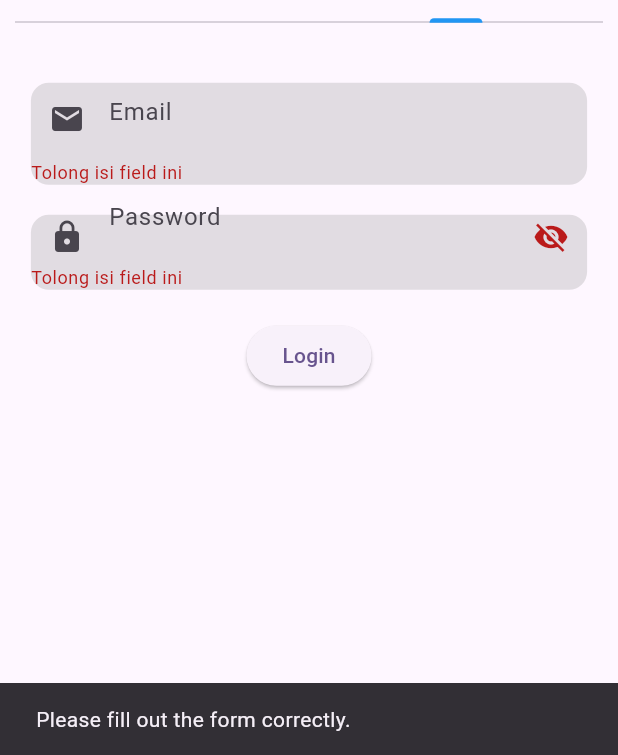
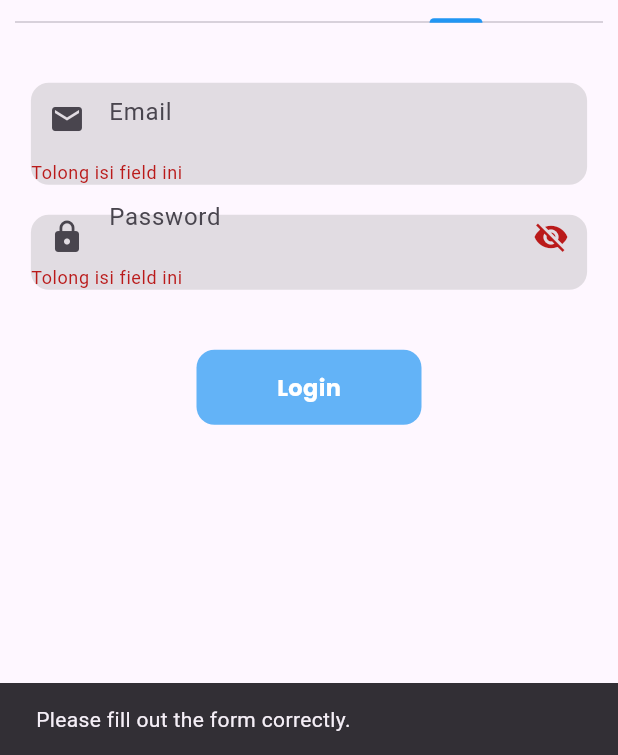
Before and after one commit to YogaAlfaRisqi/Login-Register, a Flutter app: the screen it shows after launch, tab 2 chosen, after a tap on "Login", on a phone screen of 412 x 824 dp, the part 481-1236 px from its top. Run offline on Flutter 3.47's test engine with Material 3 defaults, Android fonts, the phone set to English and light mode, and no system bars; our stand-ins replace firebase_auth, firebase_core, font_awesome_flutter, page_view_indicators; accounts and stored records are empty.

```diff
--- /dev/null
+++ b/login_register/lib/controller/auth_provider.dart
@@ -0,0 +1,213 @@
+import 'package:firebase_auth/firebase_auth.dart';
+import 'package:flutter/material.dart';
+
+enum StateLogin { initial, success, error }
+
+class AuthProvider with ChangeNotifier {
+  final formKeyLogin = GlobalKey<FormState>();
+  final formKeyRegister = GlobalKey<FormState>();
+  TextEditingController emailController = TextEditingController();
+  TextEditingController passwordController = TextEditingController();
+  TextEditingController phoneController = TextEditingController();
+
+  var loginState = StateLogin.initial;
+  var phone = '';
+  var uid = '';
+  var messageError = '';
+
+  // Validator method for email
+  String? validateEmail(String? value) {
+    if (value == null || value.isEmpty) {
+      return 'Tolong isi field ini';
+    }
+    // Check for valid email format
+    String pattern = r'^[a-zA-Z0-9._%+-]+@[a-zA-Z0-9.-]+\.[a-zA-Z]{2,}$';
+    RegExp regex = RegExp(pattern);
+    if (!regex.hasMatch(value)) {
+      return 'Masukkan email yang valid';
+    }
+    // Additional check for minimum length (optional)
+    if (value.length < 6) {
+      return 'Email harus memiliki panjang minimal 6 karakter';
+    }
+    return null;
+  }
+
+  // Validator method for email
+  String? validatePassword(String? value) {
+    if (value == null || value.isEmpty) {
+      return 'Tolong isi field ini';
+    }
+    // Check for valid email format
+    // String pattern = r'^[a-zA-Z0-9._%+-]+@[a-zA-Z0-9.-]+\.[a-zA-Z]{2,}$';
+    // RegExp regex = RegExp(pattern);
+    // if (!regex.hasMatch(value)) {
+    //   return 'Masukkan password yang valid';
+    // }
+    // Additional check for minimum length (optional)
+    if (value.length < 6) {
+      return 'Email harus memiliki panjang minimal 6 karakter';
+    }
+    return null;
+  }
+
+  void processLogin(BuildContext context) async {
+    if (formKeyLogin.currentState?.validate() ?? false) {
+      try {
+        UserCredential userCredential = await FirebaseAuth.instance
+            .signInWithEmailAndPassword(
+                email: emailController.text, password: passwordController.text);
+        loginState = StateLogin.success;
+        uid = userCredential.user?.uid ?? '';
+        notifyListeners();
+
+        _showSuccessDialog(context, 'Login Successful', 'Your UID: $uid');
+        emailController.clear();
+        passwordController.clear();
+      } on FirebaseAuthException catch (e) {
+        loginState = StateLogin.error;
+        messageError = e.message ?? 'An unknown error occurred';
+        notifyListeners();
+
+        String errorMessage;
+        if (e.code == 'user-not-found') {
+          errorMessage = 'No user found for that email.';
+        } else if (e.code == 'wrong-password') {
+          errorMessage = 'Wrong password provided for that user.';
+        } else {
+          errorMessage = 'Login failed. Invalid email or password.';
+        }
+
+        ScaffoldMessenger.of(context).showSnackBar(
+          SnackBar(content: Text(errorMessage)),
+        );
+      }
+    } else {
+      ScaffoldMessenger.of(context).showSnackBar(
+        SnackBar(content: Text('Please fill out the form correctly.')),
+      );
+    }
+  }
+
+  void processRegister(BuildContext context) async {
+    if (formKeyRegister.currentState?.validate() ?? false) {
+      try {
+        UserCredential result =
+            await FirebaseAuth.instance.createUserWithEmailAndPassword(
+          email: emailController.text,
+          password: passwordController.text,
+        );
+        User dataUser = result.user!;
+        phone = phoneController.text;
+        uid = dataUser.uid;
+        loginState = StateLogin.success;
+        notifyListeners();
+        _showSuccessDialog(
+            context, 'Registration Successful', 'Your UID: $uid');
+        emailController.clear();
+        passwordController.clear();
+        phoneController.clear();
+      } on FirebaseAuthException catch (e) {
+        String errorMessage;
+        if (e.code == 'weak-password') {
+          errorMessage = 'The password provided is too weak.';
+        } else if (e.code == 'email-already-in-use') {
+          errorMessage = 'The account already exists for that email.';
+        } else {
+          errorMessage = 'Registration failed. Please try again.';
+        }
+        ScaffoldMessenger.of(context).showSnackBar(
+          SnackBar(content: Text(errorMessage)),
+        );
+      } catch (e) {
+        ScaffoldMessenger.of(context).showSnackBar(
+          SnackBar(content: Text('An unknown error occurred.')),
+        );
+      }
+    } else {
+      ScaffoldMessenger.of(context).showSnackBar(
+        SnackBar(content: Text('Please fill out the form correctly.')),
+      );
+    }
+  }
+
+  void _showSuccessDialog(BuildContext context, String title, String message) {
+    showDialog(
+      context: context,
+      builder: (BuildContext context) {
+        return Dialog(
+          shape: RoundedRectangleBorder(
+            borderRadius: BorderRadius.circular(12),
+          ),
+          child: Stack(
+            clipBehavior: Clip.none,
+            alignment: Alignment.topCenter,
+            children: [
+              Container(
+                padding: EdgeInsets.fromLTRB(20, 60, 20, 20),
+                decoration: BoxDecoration(
+                  borderRadius: BorderRadius.circular(12),
+                  color: Colors.green,
+                ),
+                child: Column(
+                  mainAxisSize: MainAxisSize.min,
+                  children: [
+                    Text(
+                      title,
+                      style: TextStyle(
+                        fontSize: 22,
+                        color: Colors.white,
+                      ),
+                    ),
+                    SizedBox(height: 16),
+                    Text(
+                      message,
+                      style: TextStyle(
+                        fontSize: 18,
+                        color: Colors.white,
+                      ),
+                      textAlign: TextAlign.center,
+                    ),
+                    SizedBox(height: 24),
+                    TextButton(
+                      child: Container(
+                        width: 80,
+                        height: 50,
+                        decoration: BoxDecoration(
+                            borderRadius: BorderRadius.circular(12),
+                            color: Colors.black.withOpacity(0.4)),
+                        child: Center(
+                          child: Text(
+                            'OK',
+                            style: TextStyle(
+                              color: Colors.white,
+                            ),
+                          ),
+                        ),
+                      ),
+                      onPressed: () {
+                        Navigator.of(context).pop();
+                      },
+                    ),
+                  ],
+                ),
+              ),
+              Positioned(
+                top: -40,
+                child: CircleAvatar(
+                  backgroundColor: Colors.white,
+                  radius: 40,
+                  child: Icon(
+                    Icons.check,
+                    color: Colors.green,
+                    size: 50,
+                  ),
+                ),
+              ),
+            ],
+          ),
+        );
+      },
+    );
+  }
+}
--- a/login_register/lib/main.dart
+++ b/login_register/lib/main.dart
@@ -1,7 +1,7 @@
 import 'package:firebase_core/firebase_core.dart';
 import 'package:flutter/material.dart';
 import 'package:login_register/firebase_options.dart';
-import 'package:login_register/providers/auth_provider.dart';
+import 'package:login_register/controller/auth_provider.dart';
 
 import 'package:login_register/views/splash_screen.dart';
 import 'package:provider/provider.dart';
--- a/login_register/lib/providers/auth_provider.dart
+++ /dev/null
@@ -1,111 +0,0 @@
-import 'package:firebase_auth/firebase_auth.dart';
-import 'package:flutter/material.dart';
-
-enum StateLogin { initial, success, error }
-
-class AuthProvider with ChangeNotifier {
-  final formKeyLogin = GlobalKey<FormState>();
-  final formKeyRegister = GlobalKey<FormState>();
-  TextEditingController emailController = TextEditingController();
-  TextEditingController passwordController = TextEditingController();
-  TextEditingController phoneController = TextEditingController();
-
-  var loginState = StateLogin.initial;
-  var phone = '';
-  var uid = '';
-  var messageError = '';
-
-  void processLogin(BuildContext context) async {
-    if (formKeyLogin.currentState?.validate() ?? false) {
-      try {
-        UserCredential userCredential = await FirebaseAuth.instance
-            .signInWithEmailAndPassword(
-                email: emailController.text, password: passwordController.text);
-        loginState = StateLogin.success;
-        uid = userCredential.user?.uid ?? '';
-        notifyListeners();
-        _showSuccessDialog(context, 'Login Successful', 'Your UID: $uid');
-      } on FirebaseAuthException catch (e) {
-        loginState = StateLogin.error;
-        messageError = e.message ?? 'An unknown error occurred';
-        notifyListeners();
-
-        String errorMessage;
-        if (e.code == 'user-not-found') {
-          errorMessage = 'No user found for that email.';
-        } else if (e.code == 'wrong-password') {
-          errorMessage = 'Wrong password provided for that user.';
-        } else {
-          errorMessage = 'Login failed. Please try again.';
-        }
-
-        ScaffoldMessenger.of(context).showSnackBar(
-          SnackBar(content: Text(errorMessage)),
-        );
-      }
-    } else {
-      ScaffoldMessenger.of(context).showSnackBar(
-        SnackBar(content: Text('Please fill out the form correctly.')),
-      );
-    }
-  }
-
-  void processRegister(BuildContext context) async {
-    if (formKeyRegister.currentState?.validate() ?? false) {
-      try {
-        UserCredential result =
-            await FirebaseAuth.instance.createUserWithEmailAndPassword(
-          email: emailController.text,
-          password: passwordController.text,
-        );
-        User dataUser = result.user!;
-        phone = phoneController.text;
-        uid = dataUser.uid;
-        loginState = StateLogin.success;
-        notifyListeners();
-        _showSuccessDialog(
-            context, 'Registration Successful', 'Your UID: $uid');
-      } on FirebaseAuthException catch (e) {
-        String errorMessage;
-        if (e.code == 'weak-password') {
-          errorMessage = 'The password provided is too weak.';
-        } else if (e.code == 'email-already-in-use') {
-          errorMessage = 'The account already exists for that email.';
-        } else {
-          errorMessage = 'Registration failed. Please try again.';
-        }
-        ScaffoldMessenger.of(context).showSnackBar(
-          SnackBar(content: Text(errorMessage)),
-        );
-      } catch (e) {
-        ScaffoldMessenger.of(context).showSnackBar(
-          SnackBar(content: Text('An unknown error occurred.')),
-        );
-      }
-    } else {
-      ScaffoldMessenger.of(context).showSnackBar(
-        SnackBar(content: Text('Please fill out the form correctly.')),
-      );
-    }
-  }
-
-  void _showSuccessDialog(BuildContext context, String title, String message) {
-    showDialog(
-      context: context,
-      builder: (BuildContext context) {
-        return AlertDialog(
-          title: Text(title),
-          content: Text(message),
-          actions: [
-            TextButton(
-              child: Text('OK'),
-              onPressed: () {
-                Navigator.of(context).pop();
-              },
-            ),
-          ],
-        );
-      },
-    );
-  }
-}
--- a/login_register/lib/views/login_register.dart
+++ b/login_register/lib/views/login_register.dart
@@ -1,6 +1,8 @@
 import 'package:flutter/material.dart';
+import 'package:flutter/widgets.dart';
 import 'package:provider/provider.dart';
-import '../providers/auth_provider.dart';
+import '../controller/auth_provider.dart';
+import 'package:font_awesome_flutter/font_awesome_flutter.dart';
 
 class LoginRegisterPage extends StatefulWidget {
   const LoginRegisterPage({super.key});
@@ -109,12 +111,7 @@ class _LoginRegisterPageState extends State<LoginRegisterPage>
                     hintText: 'Email',
                     border: InputBorder.none,
                   ),
-                  validator: (value) {
-                    if (value!.isEmpty) {
-                      return 'Tolong isi field ini';
-                    }
-                    return null;
-                  },
+                  validator: (value) => authProvider.validateEmail(value),
                 ),
               ),
               const SizedBox(height: 20),
@@ -163,8 +160,8 @@ class _LoginRegisterPageState extends State<LoginRegisterPage>
                 child: TextFormField(
                   controller: authProvider.phoneController,
                   decoration: const InputDecoration(
-                    prefixIcon: Icon(Icons.mail),
-                    hintText: 'Phone Number',
+                    prefixIcon: Icon(Icons.phone),
+                    hintText: 'Phone',
                     border: InputBorder.none,
                   ),
                   validator: (value) {
@@ -175,12 +172,29 @@ class _LoginRegisterPageState extends State<LoginRegisterPage>
                   },
                 ),
               ),
-              const SizedBox(height: 20),
-              ElevatedButton(
-                onPressed: () {
+              const SizedBox(height: 30),
+              GestureDetector(
+                onTap: () async {
                   context.read<AuthProvider>().processRegister(context);
                 },
-                child: const Text('Register'),
+                child: Container(
+                  width: 150,
+                  height: 50,
+                  decoration: BoxDecoration(
+                    borderRadius: BorderRadius.circular(12),
+                    color: Colors.blue.withOpacity(0.7),
+                  ),
+                  child: Center(
+                    child: Text(
+                      "Register",
+                      style: TextStyle(
+                          color: Colors.white,
+                          fontWeight: FontWeight.bold,
+                          fontFamily: 'Poppins',
+                          fontSize: 15),
+                    ),
+                  ),
+                ),
               ),
             ],
           ),
@@ -210,12 +224,7 @@ class _LoginRegisterPageState extends State<LoginRegisterPage>
                     hintText: 'Email',
                     border: InputBorder.none,
                   ),
-                  validator: (value) {
-                    if (value!.isEmpty) {
-                      return 'Tolong isi field ini';
-                    }
-                    return null;
-                  },
+                  validator: authProvider.validateEmail,
                 ),
               ),
               const SizedBox(height: 20),
@@ -246,24 +255,34 @@ class _LoginRegisterPageState extends State<LoginRegisterPage>
                     ),
                   ),
                   obscureText: !_isPasswordVisible,
-                  validator: (value) {
-                    if (value!.isEmpty) {
-                      return 'Tolong isi field ini';
-                    }
-                    return null;
-                  },
+                  validator: authProvider.validatePassword,
+                ),
+              ),
+              const SizedBox(height: 40),
+              GestureDetector(
+                onTap: () async {
+                  context.read<AuthProvider>().processLogin(context);
+                },
+                child: Container(
+                  width: 150,
+                  height: 50,
+                  decoration: BoxDecoration(
+                    borderRadius: BorderRadius.circular(12),
+                    color: Colors.blue.withOpacity(0.7),
+                  ),
+                  child: Center(
+                    child: Text(
+                      "Login",
+                      style: TextStyle(
+                          color: Colors.white,
+                          fontWeight: FontWeight.bold,
+                          fontFamily: 'Poppins',
+                          fontSize: 15),
+                    ),
+                  ),
                 ),
               ),
               const SizedBox(height: 20),
-              ElevatedButton(
-                onPressed: () async {
-                  // if (authProvider.formKey.currentState!.validate()) {
-                  //   ;
-                  // }
-                  context.read<AuthProvider>().processLogin(context);
-                },
-                child: const Text('Login'),
-              ),
             ],
           ),
         ),
--- a/login_register/pubspec.yaml
+++ b/login_register/pubspec.yaml
@@ -38,6 +38,7 @@ dependencies:
   page_view_indicators: ^2.0.0
   provider: ^6.1.2
   shared_preferences: ^2.2.3
+  font_awesome_flutter: ^10.7.0
 
 dev_dependencies:
   flutter_lints: ^3.0.0
```
Also changed, not shown: login_register/pubspec.lock.
